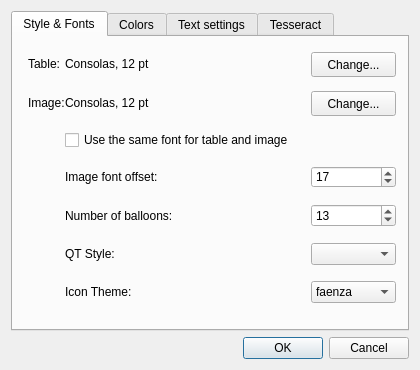
The window that dialogs/SettingsDialog.ui (zdenop/qt-box-editor) describes before a commit, drawn with Qt 5.
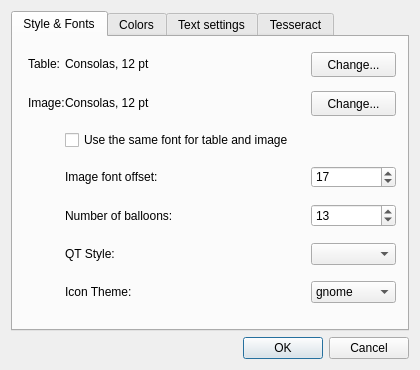
The same window after the commit.

Commit message: added gnome icontheme

The edit to the form file:
```diff
--- a/dialogs/SettingsDialog.ui
+++ b/dialogs/SettingsDialog.ui
@@ -82,6 +82,11 @@
           </property>
           <item row="6" column="3">
            <widget class="QComboBox" name="themeComboBox">
+            <item>
+             <property name="text">
+              <string>gnome</string>
+             </property>
+            </item>
             <item>
              <property name="text">
               <string>faenza</string>
```
The commit also changes 29 other files.
